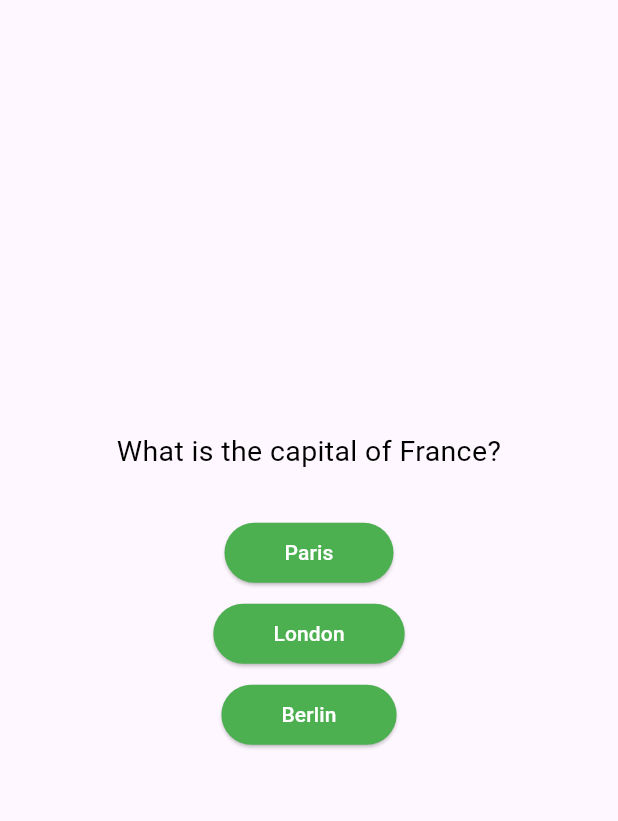
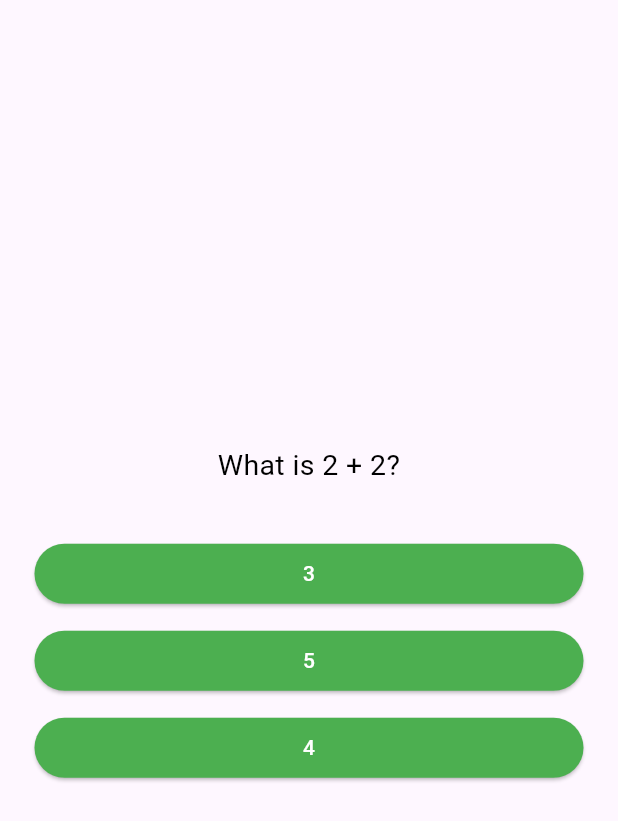
Before and after one commit to Exalter104/Flutter-Udemy-Course, a Flutter app: the QuestionScreen screen opened directly, after a tap on "Paris", on a phone screen of 412 x 824 dp. Shown: the top 821 px of the screen. Run offline on Flutter 3.47's test engine with Material 2 defaults, Android fonts, the phone set to English and light mode, and no system bars.

Commit message:
Adding Questions : Adding multiple question

```diff
--- a/lib/deep concept of dart and quiz app/data/questions.dart
+++ b/lib/deep concept of dart and quiz app/data/questions.dart
@@ -2,6 +2,22 @@ import '../models/quiz_questioin.dart';
 
 final questions = [
   QuizQuestion("What is the capital of France?", ["Paris", "London", "Berlin"]),
+  QuizQuestion("What is 2 + 2?", ["3", "4", "5"]),
+  QuizQuestion("What is 2 + 2?", ["3", "4", "5"]),
+  QuizQuestion("What is 2 + 2?", ["3", "4", "5"]),
+  QuizQuestion("What is 2 + 2?", ["3", "4", "5"]),
+  QuizQuestion("What is the capital of France?", ["Paris", "London", "Berlin"]),
+  QuizQuestion("What is the capital of France?", ["Paris", "London", "Berlin"]),
+  QuizQuestion("What is the capital of France?", ["Paris", "London", "Berlin"]),
+  QuizQuestion("What is the capital of France?", ["Paris", "London", "Berlin"]),
+  QuizQuestion("What is the capital of France?", ["Paris", "London", "Berlin"]),
+  QuizQuestion("What is 2 + 2?", ["3", "4", "5"]),
+  QuizQuestion("What is 2 + 2?", ["3", "4", "5"]),
+  QuizQuestion("What is 2 + 2?", ["3", "4", "5"]),
+  QuizQuestion("What is 2 + 2?", ["3", "4", "5"]),
+  QuizQuestion("What is 2 + 2?", ["3", "4", "5"]),
+  QuizQuestion("What is 2 + 2?", ["3", "4", "5"]),
+  QuizQuestion("What is 2 + 2?", ["3", "4", "5"]),
   QuizQuestion("What is 2 + 2?", ["3", "4", "5"]),
 ];
 
--- a/lib/deep concept of dart and quiz app/models/quiz_questioin.dart
+++ b/lib/deep concept of dart and quiz app/models/quiz_questioin.dart
@@ -4,4 +4,9 @@ class QuizQuestion {
   final String text;
 
   final List<String> quizAnswer;
+  List<String> getShuffledAnswers() {
+    final shuffledLllist = List.of(quizAnswer);
+    shuffledLllist.shuffle();
+    return shuffledLllist;
+  }
 }
--- a/lib/deep concept of dart and quiz app/quiz screen/question_screen.dart
+++ b/lib/deep concept of dart and quiz app/quiz screen/question_screen.dart
@@ -11,7 +11,13 @@ class QuestionScreen extends StatefulWidget {
 }
 
 class _QuestionScreenState extends State<QuestionScreen> {
-  final currentQuestion = questions[0];
+  var changeQuestionIndex = 0;
+
+  void changeQuestIndex() {
+    setState(() {
+      changeQuestionIndex += 1;
+    });
+  }
 
 //... its for understanding of spread operator
   // @override
@@ -28,8 +34,11 @@ class _QuestionScreenState extends State<QuestionScreen> {
 
   @override
   Widget build(BuildContext context) {
+    final currentQuestion = questions[changeQuestionIndex];
     return Scaffold(
-        body: Column(
+        body: Container(
+      margin: const EdgeInsets.all(18),
+      child: Column(
         mainAxisAlignment: MainAxisAlignment.center,
         crossAxisAlignment: CrossAxisAlignment.stretch,
         children: [
@@ -50,24 +59,21 @@ class _QuestionScreenState extends State<QuestionScreen> {
         List<int> list2 = [4, 5, ...list1, 6, 7];
         print(list2):
         output is : [4, 5, 1, 2, 3, 6, 7]
-
         but what map does work
         currentQuestion.quizAnswer represents the answer choices for the current question. In our example, it's ["Paris", "London", "Berlin"].
         .map((read) { ... }) applies a function to each element in the answer choices list. In this function, we use the name read to represent each individual answer choice.
         */
 
-        ...currentQuestion.quizAnswer.map((read) {
-          return Column(children: [
-            QuizButtons(onPress: () {}, text: read, buttonColor: Colors.green),
-            const SizedBox(
-              height: 6,
+          ...currentQuestion.getShuffledAnswers().map((read) {
+            return QuizButtons(
+                onPress: () {
+                  changeQuestIndex();
+                },
+                text: read,
+                buttonColor: Colors.green);
+          }),
+        ],
       ),
-          ]);
-        }),
-        const SizedBox(
-          height: 30,
-        ),
-      ],
     ));
   }
 }
--- a/lib/deep concept of dart and quiz app/quiz screen/quiz_screen_comp.dart
+++ b/lib/deep concept of dart and quiz app/quiz screen/quiz_screen_comp.dart
@@ -12,7 +12,9 @@ class QuizButtons extends StatelessWidget {
 
   @override
   Widget build(BuildContext context) {
-    return ElevatedButton(
+    return Container(
+      margin: const EdgeInsets.symmetric(horizontal: 5, vertical: 5),
+      child: ElevatedButton(
           style: ElevatedButton.styleFrom(
               padding: const EdgeInsets.symmetric(horizontal: 40, vertical: 10),
               backgroundColor: buttonColor,
@@ -20,6 +22,7 @@ class QuizButtons extends StatelessWidget {
               shape: RoundedRectangleBorder(
                   borderRadius: BorderRadius.circular(40))),
           onPressed: onPress,
-        child: Text(text));
+          child: Text(text)),
+    );
   }
 }
```
Lines whose indentation alone changed are shown as unchanged.
